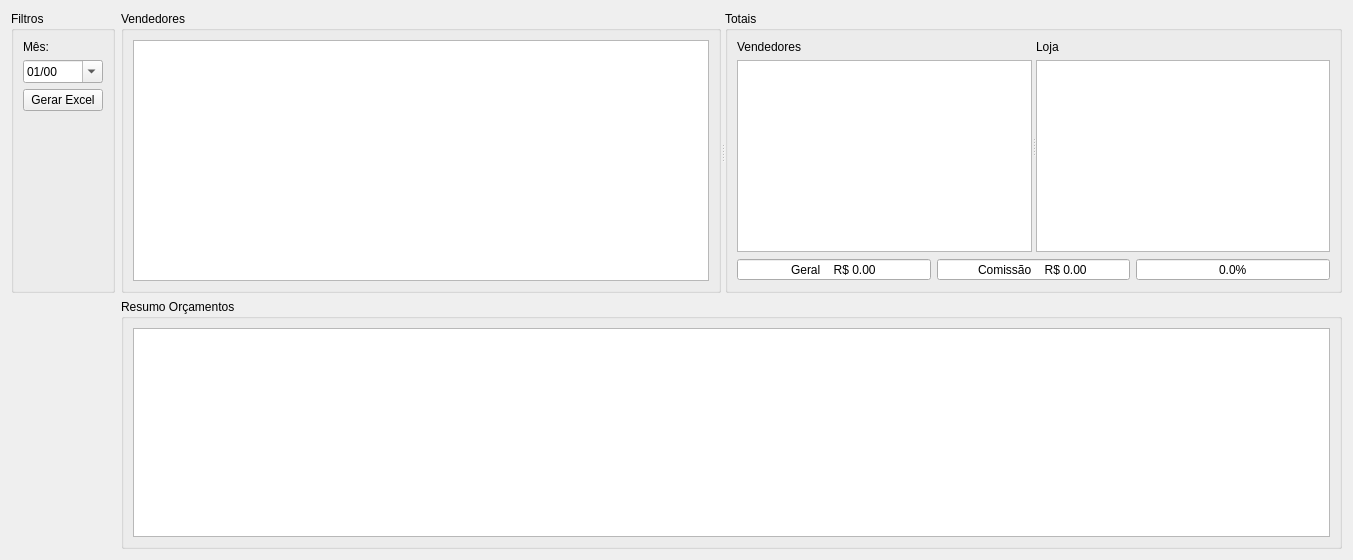
darktorres/ERP-STACCATO, file ui/widgetrelatorio.ui: the form before one commit.
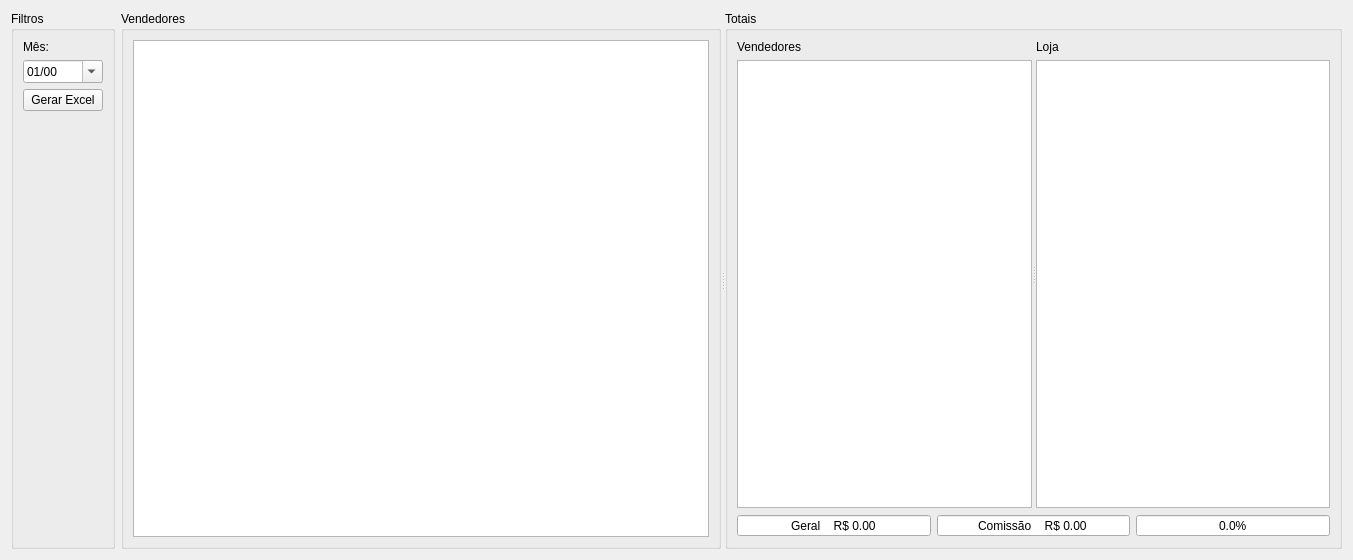
The form after the commit. Custom widgets are drawn as their Qt base class.

Diff of the .ui file:
```diff
--- a/ui/widgetrelatorio.ui
+++ b/ui/widgetrelatorio.ui
@@ -243,31 +243,6 @@
      </layout>
     </widget>
    </item>
-   <item row="1" column="1">
-    <widget class="QGroupBox" name="groupBoxResumoOrcamento">
-     <property name="title">
-      <string>Resumo Orçamentos</string>
-     </property>
-     <layout class="QGridLayout" name="gridLayout_5">
-      <item row="0" column="0">
-       <widget class="TableView" name="tableResumoOrcamento">
-        <property name="mouseTracking">
-         <bool>true</bool>
-        </property>
-        <property name="editTriggers">
-         <set>QAbstractItemView::NoEditTriggers</set>
-        </property>
-        <property name="alternatingRowColors">
-         <bool>true</bool>
-        </property>
-        <property name="selectionBehavior">
-         <enum>QAbstractItemView::SelectRows</enum>
-        </property>
-       </widget>
-      </item>
-     </layout>
-    </widget>
-   </item>
   </layout>
  </widget>
  <customwidgets>
```
